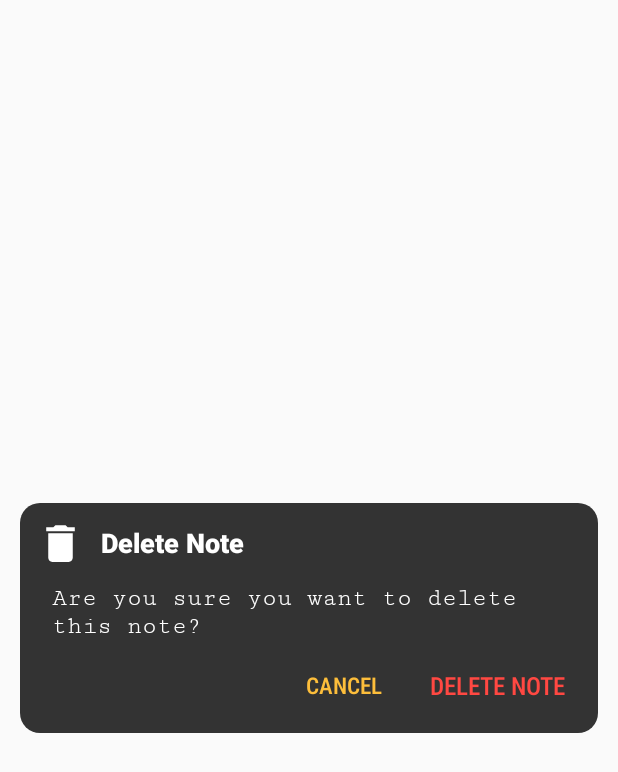
After one commit to osmanforhad/tips-app, an Android app: the layout layout_delete_note.xml on its own in the app's theme, with its tools: preview values and no code run, on a phone screen of 412 x 824 dp. The commit adds this screen. Shown: the top 772 px of the screen. Run offline under Robolectric (Android 15) with nearby library versions, the phone set to English and light mode, and no system bars.

Commit message:
working with delete functionality

```diff
--- a/app/src/main/java/com/example/tipsglobal/adapters/NotesAdapter.java
+++ b/app/src/main/java/com/example/tipsglobal/adapters/NotesAdapter.java
@@ -18,11 +18,14 @@ import com.example.tipsglobal.listeners.NotesListener;
 import com.makeramen.roundedimageview.RoundedImageView;
 
 import java.util.List;
+import java.util.Timer;
 
 public class NotesAdapter extends RecyclerView.Adapter<NotesAdapter.NoteViewHolder> {
 
     private List<Note> notes;
     private NotesListener notesListener;
+    private Timer timer;
+    private List<Note>
 
     /* start constructor method **/
     public NotesAdapter(List<Note> notes, NotesListener notesListener) {
--- /dev/null
+++ b/app/src/main/res/layout/layout_delete_note.xml
@@ -0,0 +1,93 @@
+<?xml version="1.0" encoding="utf-8"?>
+<androidx.constraintlayout.widget.ConstraintLayout xmlns:android="http://schemas.android.com/apk/res/android"
+    android:layout_width="match_parent"
+    android:layout_height="wrap_content"
+    xmlns:app="http://schemas.android.com/apk/res-auto"
+    android:id="@+id/layoutDeleteNoteContainer"
+    android:layout_gravity="center"
+    android:layout_margin="@dimen/_10sdp"
+    android:background="@drawable/background_dialog">
+
+    <ImageView
+        android:id="@+id/imageDeleteNote"
+        android:layout_width="@dimen/_25sdp"
+        android:layout_height="@dimen/_25sdp"
+        android:layout_marginStart="@dimen/_8sdp"
+        android:layout_marginEnd="@dimen/_8sdp"
+        android:layout_marginTop="@dimen/_8sdp"
+        android:contentDescription="@string/app_name"
+        android:src="@drawable/ic_delete"
+        android:tint="@color/colorWhite"
+        app:layout_constraintStart_toStartOf="parent"
+        app:layout_constraintTop_toTopOf="parent"/>
+
+    <TextView
+        android:layout_width="0dp"
+        android:layout_height="wrap_content"
+        android:layout_marginStart="@dimen/_8sdp"
+        android:layout_marginEnd="@dimen/_8sdp"
+        android:fontFamily="sans-serif-black"
+        android:includeFontPadding="false"
+        android:text="@string/delete_note"
+        android:textColor="@color/colorWhite"
+        android:textSize="@dimen/_14ssp"
+        app:layout_constraintBottom_toBottomOf="@id/imageDeleteNote"
+        app:layout_constraintEnd_toEndOf="parent"
+        app:layout_constraintStart_toEndOf="@id/imageDeleteNote"
+        app:layout_constraintTop_toTopOf="@id/imageDeleteNote"/>
+
+    <TextView
+        android:id="@+id/textDeleteNoteMessage"
+        android:layout_width="match_parent"
+        android:layout_height="wrap_content"
+        android:layout_marginStart="@dimen/_8sdp"
+        android:layout_marginEnd="@dimen/_8sdp"
+        android:layout_marginTop="@dimen/_8sdp"
+        android:fontFamily="serif-monospace"
+        android:gravity="center_vertical"
+        android:includeFontPadding="false"
+        android:paddingStart="@dimen/_8sdp"
+        android:paddingEnd="@dimen/_8sdp"
+        android:text="@string/are_you_sure_you_want_to_delete_this_note"
+        android:textColor="@color/colorWhite"
+        android:textSize="@dimen/_13ssp"
+        app:layout_constraintTop_toBottomOf="@id/imageDeleteNote"/>
+
+    <TextView
+        android:id="@+id/textDeleteNote"
+        android:layout_width="wrap_content"
+        android:layout_height="wrap_content"
+        android:layout_marginTop="@dimen/_8sdp"
+        android:layout_marginStart="@dimen/_8sdp"
+        android:layout_marginEnd="@dimen/_8sdp"
+        android:layout_marginBottom="@dimen/_8sdp"
+        android:fontFamily="sans-serif-condensed-medium"
+        android:includeFontPadding="false"
+        android:padding="@dimen/_8sdp"
+        android:text="@string/delete_note"
+        android:textAllCaps="true"
+        android:textColor="@color/colorDelete"
+        android:textSize="@dimen/_13ssp"
+        app:layout_constraintBottom_toBottomOf="parent"
+        app:layout_constraintEnd_toEndOf="parent"
+        app:layout_constraintTop_toBottomOf="@id/textDeleteNoteMessage"/>
+
+    <TextView
+        android:id="@+id/textCancel"
+        android:layout_width="wrap_content"
+        android:layout_height="wrap_content"
+        android:layout_marginTop="@dimen/_8sdp"
+        android:layout_marginEnd="@dimen/_8sdp"
+        android:layout_marginBottom="@dimen/_8sdp"
+        android:layout_marginStart="@dimen/_8sdp"
+        android:fontFamily="sans-serif-condensed-medium"
+        android:includeFontPadding="false"
+        android:padding="@dimen/_8sdp"
+        android:text="@string/cancel_dialog"
+        android:textColor="@color/colorAccent"
+        android:textSize="@dimen/_12ssp"
+        app:layout_constraintBottom_toBottomOf="parent"
+        app:layout_constraintEnd_toStartOf="@id/textDeleteNote"
+        app:layout_constraintTop_toBottomOf="@id/textDeleteNoteMessage"/>
+
+</androidx.constraintlayout.widget.ConstraintLayout>
--- a/app/src/main/res/values/strings.xml
+++ b/app/src/main/res/values/strings.xml
@@ -12,4 +12,6 @@
     <string name="enter_url">Enter URL</string>
     <string name="add">ADD</string>
     <string name="cancel_dialog">CANCEL</string>
+    <string name="delete_note">Delete Note</string>
+    <string name="are_you_sure_you_want_to_delete_this_note">Are you sure you want to delete this note?</string>
 </resources>
```
Also changed, not shown: app/src/main/java/com/example/tipsglobal/activities/CreateNoteActivity.java (+78 -1 lines), app/src/main/java/com/example/tipsglobal/activities/MainActivity.java (+11 -6 lines), app/src/main/res/layout/layout_miscellaneous.xml (+33 -0 lines).
